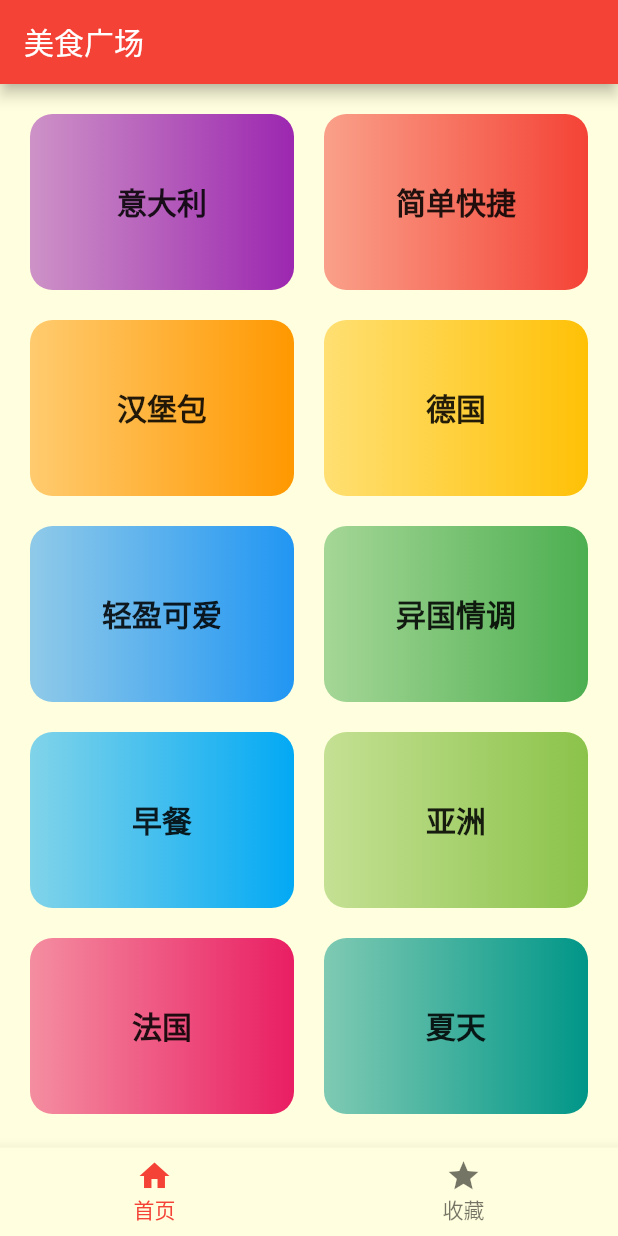
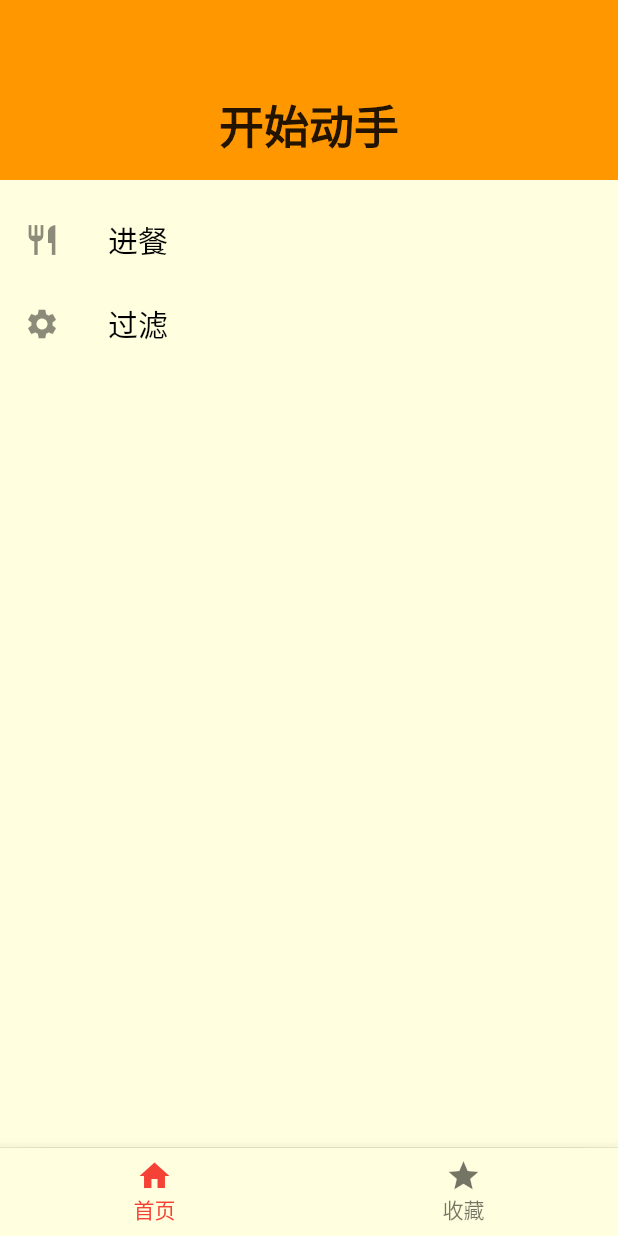
Before and after one commit to BlacksSky/favoriteCate-flutter, a Flutter app: the screen it shows after launch, with the side drawer open (before the commit the screen has no drawer), on a phone screen of 412 x 824 dp. Run offline on Flutter 3.47's test engine with Material 2 defaults, Android fonts, the phone set to English and light mode, and no system bars; our stand-ins replace dio.

Commit message:
添加抽屉

```diff
--- a/lib/module/home/ui/home.dart
+++ b/lib/module/home/ui/home.dart
@@ -1,6 +1,7 @@
-
 import 'package:flutter/material.dart';
 import 'home_content.dart';
+import 'home_appbar.dart';
+import 'home_drawer.dart';
 
 class ZYHomePage extends StatelessWidget {
   static const String routeName = "/home";
@@ -8,10 +9,9 @@ class ZYHomePage extends StatelessWidget {
   @override
   Widget build(BuildContext context) {
     return Scaffold(
-      appBar: AppBar(
-        title: Text("美食广场"),
-      ),
-      body: ZYHomeContent()
+      appBar: ZYHomeAppBar(),
+      body: ZYHomeContent(),
+      drawer: ZYHomeDrawer(),
     );
   }
 }
--- /dev/null
+++ b/lib/module/home/ui/home_appbar.dart
@@ -0,0 +1,17 @@
+import 'package:flutter/material.dart';
+
+class ZYHomeAppBar extends AppBar {
+  ZYHomeAppBar() : super(
+          title: Text("美食广场"),
+          leading: Builder(
+            builder: (ctx) {
+              return IconButton(
+                icon: Icon(Icons.build),
+                onPressed: () {
+                  Scaffold.of(ctx).openDrawer();
+                },
+              );
+            },
+          ),
+        );
+}
--- /dev/null
+++ b/lib/module/home/ui/home_drawer.dart
@@ -0,0 +1,42 @@
+import 'package:flutter/material.dart';
+import 'package:favorite_cate_flutter/base/extension/fit_size_extension.dart';
+
+class ZYHomeDrawer extends StatelessWidget {
+  @override
+  Widget build(BuildContext context) {
+    return Container(
+        width: 300.px,
+        child: Drawer(
+          child: Column(
+            children: [
+              buildHeaderInfo(),
+              buildListTitleInfo(context,Icons.restaurant,"进餐",(){
+                Navigator.of(context).pop();
+              }),
+              buildListTitleInfo(context,Icons.settings,"过滤",(){
+                Navigator.of(context).pop();
+              }),
+            ],
+          ),
+        ));
+  }
+
+  Widget buildHeaderInfo() {
+    return Container(
+      child: Text("开始动手",style: TextStyle(fontSize: 30,fontWeight: FontWeight.bold)),
+      alignment: Alignment(0,0.6),
+      color: Colors.orange,
+      height: 120,
+      width: double.infinity,
+      margin: EdgeInsets.only(bottom: 12),
+    );
+  }
+
+  Widget buildListTitleInfo(BuildContext context,IconData icon,String title, Function handle) {
+    return ListTile(
+      leading: Icon(icon),
+      title: Text(title,style: Theme.of(context).textTheme.display2.copyWith(color: Colors.black),),
+      onTap: handle,
+    );
+  }
+}
```
